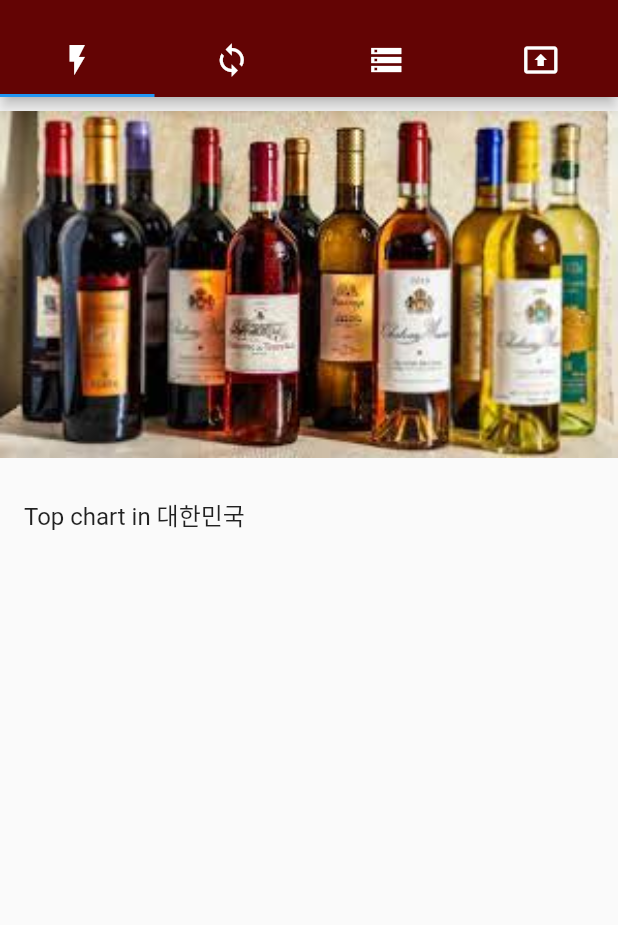
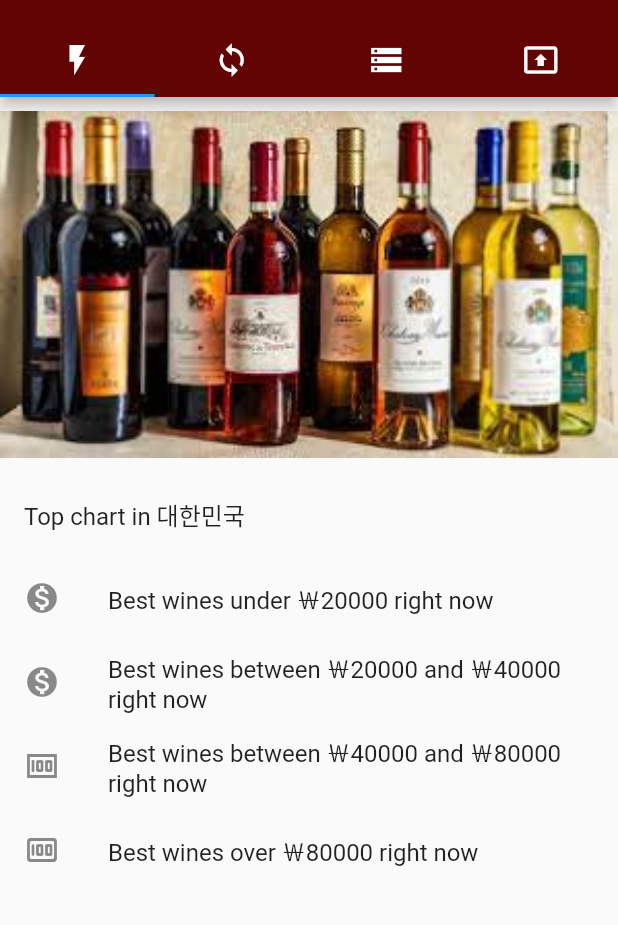
Before and after one commit to earning-rightly/vivino_example-1.0, a Flutter app: the screen it shows after launch, on a phone screen of 412 x 824 dp, the part 59-984 px from its top. Run offline on Flutter 3.47's test engine with Material 2 defaults, Android fonts, the light colour scheme and no system bars.

Commit message:
<feature> : <add a widget of showTopListContent>
TopChartsInContry안에서 실행되는 widget으로 topListData로 정보를 받고 그
정보를 토대로 리스트를 작성해줌으로 user에게 보여준다.

!! ListView.builder를 사용하기 위해서 Expanded를 사용해야만 오류가 없이
ListView.builder를 사용할 수 있다.

```diff
--- a/lib/top_list_page.dart
+++ b/lib/top_list_page.dart
@@ -54,10 +54,30 @@ class _TopChartsInContryState extends State<TopChartsInContry> {
         ListTile(
           title: Text('Top chart in 대한민국'),
         ),
-        Expanded(
-            child: ListView.builder(
-                itemCount: topListData.length, itemBuilder: (c, i) {})),
+        Expanded(child: showTopListContent(topListData: topListData)),
       ],
     );
   }
 }
+
+class showTopListContent extends StatefulWidget {
+  const showTopListContent({Key? key, required this.topListData})
+      : super(key: key);
+  final List<Map<String, dynamic>> topListData;
+
+  @override
+  State<showTopListContent> createState() => _showTopListContentState();
+}
+
+class _showTopListContentState extends State<showTopListContent> {
+  @override
+  Widget build(BuildContext context) {
+    return ListView.builder(
+        itemCount: widget.topListData.length, // 유저가 사용한 스크롤 정보를 저장한다
+        itemBuilder: (c, i) {
+          return ListTile(
+              leading: widget.topListData[i]['icone'],
+              title: Text('${widget.topListData[i]['title']}'));
+        });
+  }
+}
```
